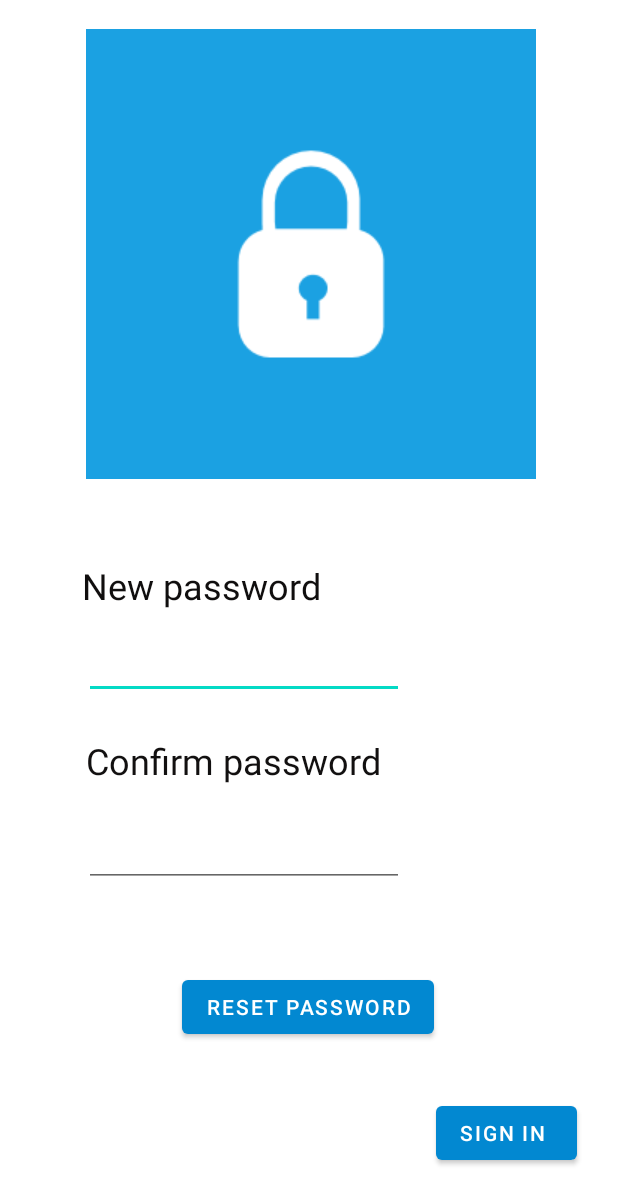
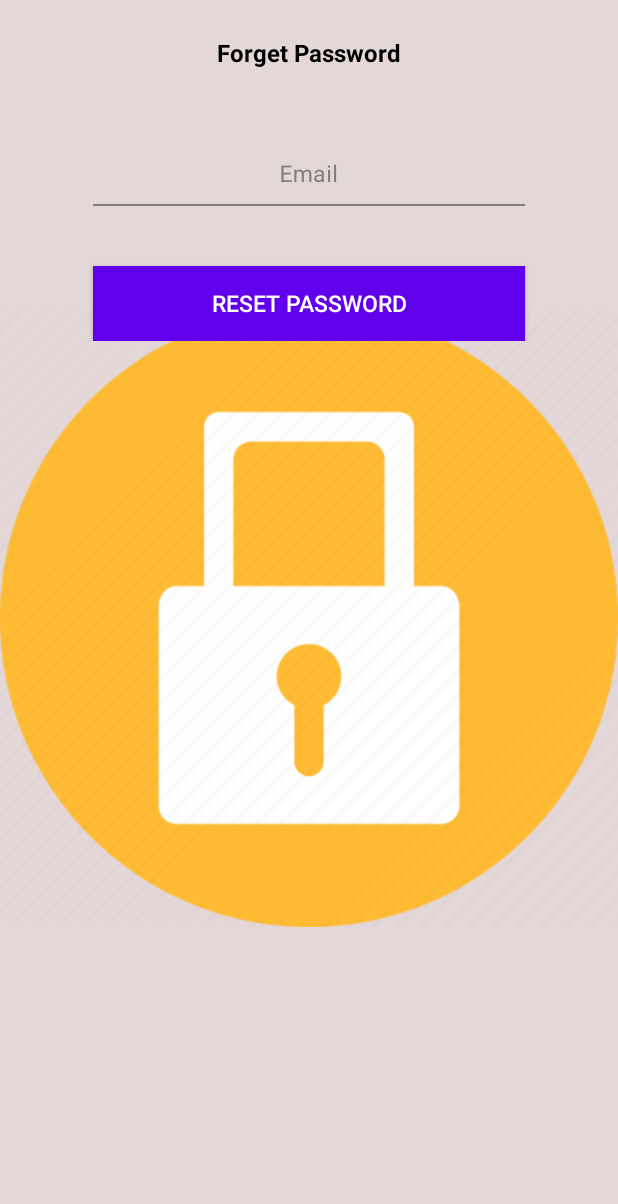
Before and after one commit to Akhila-111/Write-Out, an Android app: the layout forgot_password_file.xml on its own in the app's theme, with its tools: preview values and no code run, on a phone screen of 412 x 824 dp. Shown: the top 1204 px of the screen. Run offline under Robolectric (Android 15) with nearby library versions, the phone set to English and light mode, and no system bars.

Commit message:
PasswordActivity

```diff
--- a/app/build.gradle
+++ b/app/build.gradle
@@ -35,6 +35,8 @@ dependencies {
     implementation 'androidx.constraintlayout:constraintlayout:2.1.3'
     implementation 'com.google.firebase:firebase-auth:21.0.2'
     implementation 'androidx.legacy:legacy-support-v4:1.0.0'
+    implementation 'com.google.android.material:material:1.1.0'
+    implementation 'com.google.firebase:firebase-database:20.0.4'
     testImplementation 'junit:junit:4.13.2'
     androidTestImplementation 'androidx.test.ext:junit:1.1.3'
     androidTestImplementation 'androidx.test.espresso:espresso-core:3.4.0'
--- a/app/src/main/AndroidManifest.xml
+++ b/app/src/main/AndroidManifest.xml
@@ -11,6 +11,7 @@
         android:theme="@style/Theme.Write_Out">
         <activity
             android:name=".SignUpActivity"
+            android:exported="true"
             />
         <activity
             android:name=".MainActivity"
--- a/app/src/main/java/com/example/write_out/LoginActivity.java
+++ b/app/src/main/java/com/example/write_out/LoginActivity.java
@@ -7,8 +7,10 @@ import android.annotation.SuppressLint;
 import android.content.Intent;
 import android.os.Bundle;
 import android.text.TextUtils;
+import android.view.View;
 import android.widget.Button;
 import android.widget.EditText;
+import android.widget.TextView;
 import android.widget.Toast;
 
 import com.google.android.gms.tasks.OnCompleteListener;
@@ -23,6 +25,7 @@ public class LoginActivity extends AppCompatActivity {
     EditText loginPassword;
     Button login;
     Button signUp;
+    TextView forgotPassword;
 
     FirebaseAuth mAuth ;
 
@@ -36,6 +39,7 @@ public class LoginActivity extends AppCompatActivity {
         loginPassword = findViewById(R.id.editTextTextPassword);
         login = findViewById(R.id.button);
         signUp = findViewById(R.id.button2);
+        forgotPassword = (Button) findViewById(R.id.button3);
 
         mAuth = FirebaseAuth.getInstance();
 
@@ -46,7 +50,16 @@ public class LoginActivity extends AppCompatActivity {
             startActivity(new Intent(LoginActivity.this,SignUpActivity.class));
         });
 
+        forgotPassword.setOnClickListener(new View.OnClickListener() {
+            @Override
+            public void onClick(View v) {
+                startActivity(new Intent(LoginActivity.this,PasswordActivity.class));
+            }
+        });
+
     }
+
+
 
     private void loginUser(){
         String email = loginEmail.getText().toString();
--- a/app/src/main/java/com/example/write_out/PasswordActivity.java
+++ b/app/src/main/java/com/example/write_out/PasswordActivity.java
@@ -1,2 +1,58 @@
-package com.example.write_out;public class PasswordActivity {
+package com.example.write_out;
+
+import android.content.Intent;
+import android.os.Bundle;
+import android.view.View;
+import android.widget.Button;
+import android.widget.EditText;
+import android.widget.Toast;
+
+import androidx.annotation.NonNull;
+import androidx.appcompat.app.AppCompatActivity;
+
+import com.google.android.gms.tasks.OnCompleteListener;
+import com.google.android.gms.tasks.Task;
+import com.google.firebase.auth.FirebaseAuth;
+
+public class PasswordActivity extends AppCompatActivity {
+
+    private EditText passEmail;
+    private Button resetPassword;
+    private FirebaseAuth firebaseAuth;
+
+    @Override
+    protected void onCreate (Bundle savedInstanceState){
+        super.onCreate(savedInstanceState);
+        setContentView(R.layout.forgot_password_file);
+
+        passEmail = findViewById(R.id.et_email);
+        resetPassword = findViewById(R.id.bt_forget);
+        firebaseAuth = FirebaseAuth.getInstance();
+
+        resetPassword.setOnClickListener(new View.OnClickListener() {
+            @Override
+            public void onClick(View view) {
+                String Email = passEmail.getText().toString().trim();
+
+                if(Email.equals("")){
+                    Toast.makeText(PasswordActivity.this, "Please enter your registered email ID", Toast.LENGTH_SHORT).show();
+
+                }else {
+                    firebaseAuth.sendPasswordResetEmail(Email).addOnCompleteListener(new OnCompleteListener<Void>() {
+                        @Override
+                        public void onComplete(@NonNull Task<Void> task) {
+                            if(task.isSuccessful()){
+                                Toast.makeText(PasswordActivity.this, "Password reset email sent", Toast.LENGTH_SHORT).show();
+                                finish();
+                                startActivity(new Intent(PasswordActivity.this,LoginActivity.class));
+                            }else{
+                                Toast.makeText(PasswordActivity.this, "Error in sending Password reset email", Toast.LENGTH_SHORT).show();
+
+                            }
+                        }
+                    });
+                }
+            }
+        });
+    }
 }
--- a/app/src/main/java/com/example/write_out/SignUpActivity.java
+++ b/app/src/main/java/com/example/write_out/SignUpActivity.java
@@ -24,6 +24,7 @@ public class SignUpActivity extends AppCompatActivity {
     Button LoginHere;
     Button btnRegister;
     FirebaseAuth mAuth;
+    EditText signUpUserName;
 
     @SuppressLint("WrongViewCast")
     @Override
--- a/app/src/main/res/layout/activity_main.xml
+++ b/app/src/main/res/layout/activity_main.xml
@@ -29,7 +29,7 @@
         android:layout_height="wrap_content"
         app:layout_constraintBottom_toBottomOf="parent"
         app:layout_constraintEnd_toEndOf="parent"
-        app:layout_constraintHorizontal_bias="0.0"
+        app:layout_constraintHorizontal_bias="1.0"
         app:layout_constraintStart_toStartOf="parent"
         app:layout_constraintTop_toTopOf="parent"
         app:layout_constraintVertical_bias="0.0">
@@ -62,6 +62,18 @@
         app:layout_constraintEnd_toEndOf="parent"
         app:layout_constraintHorizontal_bias="1.0"
         app:layout_constraintStart_toStartOf="parent"
-        app:layout_constraintTop_toBottomOf="@+id/tabLayout" />
+        app:layout_constraintTop_toBottomOf="@+id/tabLayout">
+
+
+        <com.google.android.material.floatingactionbutton.FloatingActionButton
+            android:id="@+id/floatingActionButton"
+            android:layout_width="wrap_content"
+            android:layout_height="wrap_content"
+            android:layout_marginTop="627dp"
+            android:clickable="true"
+            app:srcCompat="@android:drawable/ic_menu_mylocation"
+            tools:ignore="UnknownId" />
+    </androidx.viewpager.widget.ViewPager>
+
 
 </androidx.constraintlayout.widget.ConstraintLayout>
--- a/app/src/main/res/layout/forgot_password_file.xml
+++ b/app/src/main/res/layout/forgot_password_file.xml
@@ -3,98 +3,85 @@
     xmlns:app="http://schemas.android.com/apk/res-auto"
     xmlns:tools="http://schemas.android.com/tools"
     android:layout_width="match_parent"
-    android:layout_height="match_parent">
+    android:layout_height="match_parent"
+    android:background="#E4D7D7"
+    tools:context=".MainActivity">
 
     <ImageView
-        android:id="@+id/imageView3"
+        android:layout_width="match_parent"
+        android:layout_height="match_parent"
+        android:src="@drawable/forgotpass" />
+
+    <TextView
+        android:id="@+id/tv_heading"
         android:layout_width="wrap_content"
         android:layout_height="wrap_content"
-        android:src="@drawable/forgot_password_pic"
-        app:layout_constraintBottom_toBottomOf="parent"
+        android:layout_marginTop="24dp"
+        android:text="Forget Password"
+        android:textColor="#000"
+        android:textSize="16sp"
+        android:textStyle="bold"
         app:layout_constraintEnd_toEndOf="parent"
-        app:layout_constraintHorizontal_bias="0.513"
         app:layout_constraintStart_toStartOf="parent"
-        app:layout_constraintTop_toTopOf="parent"
-        app:layout_constraintVertical_bias="0.037" />
+        app:layout_constraintTop_toTopOf="parent" />
 
-    <TextView
-        android:id="@+id/textView6"
-        android:layout_width="wrap_content"
+    <ScrollView
+        android:layout_width="match_parent"
         android:layout_height="wrap_content"
-        android:text="New password"
-        android:textColor="#100E0E"
-        android:textSize="24sp"
-        app:layout_constraintBottom_toBottomOf="parent"
-        app:layout_constraintEnd_toEndOf="parent"
-        app:layout_constraintHorizontal_bias="0.217"
-        app:layout_constraintStart_toStartOf="parent"
-        app:layout_constraintTop_toTopOf="parent"
-        app:layout_constraintVertical_bias="0.473" />
+        app:layout_constraintTop_toBottomOf="@id/tv_heading">
 
-    <EditText
-        android:id="@+id/editTextTextPassword3"
-        android:layout_width="wrap_content"
-        android:layout_height="wrap_content"
-        android:ems="10"
-        android:inputType="textPassword"
-        app:layout_constraintBottom_toBottomOf="parent"
-        app:layout_constraintEnd_toEndOf="parent"
-        app:layout_constraintHorizontal_bias="0.283"
-        app:layout_constraintStart_toStartOf="parent"
-        app:layout_constraintTop_toTopOf="parent"
-        app:layout_constraintVertical_bias="0.54" />
+        <androidx.constraintlayout.widget.ConstraintLayout
+            android:layout_width="match_parent"
+            android:layout_height="match_parent"
+            android:focusable="true"
+            android:focusableInTouchMode="true">
 
-    <TextView
-        android:id="@+id/textView7"
-        android:layout_width="wrap_content"
-        android:layout_height="wrap_content"
-        android:text="Confirm password"
-        android:textColor="#121010"
-        android:textSize="24sp"
-        app:layout_constraintBottom_toBottomOf="parent"
-        app:layout_constraintEnd_toEndOf="parent"
-        app:layout_constraintHorizontal_bias="0.265"
-        app:layout_constraintStart_toStartOf="parent"
-        app:layout_constraintTop_toTopOf="parent"
-        app:layout_constraintVertical_bias="0.62" />
+            <com.google.android.material.textfield.TextInputLayout
+                android:id="@+id/layout_email"
+                android:layout_width="0dp"
+                android:layout_height="wrap_content"
+                android:layout_marginTop="50dp"
+                android:textColorHint="#808080"
+                app:layout_constraintEnd_toEndOf="parent"
+                app:layout_constraintStart_toStartOf="parent"
+                app:layout_constraintTop_toTopOf="parent"
+                app:layout_constraintWidth_percent="0.7">
 
-    <EditText
-        android:id="@+id/editTextTextPassword4"
-        android:layout_width="wrap_content"
-        android:layout_height="wrap_content"
-        android:ems="10"
-        android:inputType="textPassword"
-        app:layout_constraintBottom_toBottomOf="parent"
-        app:layout_constraintEnd_toEndOf="parent"
-        app:layout_constraintHorizontal_bias="0.283"
-        app:layout_constraintStart_toStartOf="parent"
-        app:layout_constraintTop_toTopOf="parent"
-        app:layout_constraintVertical_bias="0.701" />
+                <EditText
+                    android:id="@+id/et_email"
+                    android:layout_width="match_parent"
+                    android:layout_height="wrap_content"
+                    android:background="#00000000"
+                    android:gravity="center"
+                    android:hint="Email"
+                    android:inputType="textEmailAddress"
+                    android:padding="10dp"
+                    android:textColor="#000000"
+                    android:textColorHint="#808080"
+                    android:textSize="15sp" />
+            </com.google.android.material.textfield.TextInputLayout>
 
-    <Button
-        android:id="@+id/button6"
-        android:layout_width="wrap_content"
-        android:layout_height="wrap_content"
-        android:text="Reset password"
-        app:backgroundTint="#0288D1"
-        app:layout_constraintBottom_toBottomOf="parent"
-        app:layout_constraintEnd_toEndOf="parent"
-        app:layout_constraintHorizontal_bias="0.497"
-        app:layout_constraintStart_toStartOf="parent"
-        app:layout_constraintTop_toTopOf="parent"
-        app:layout_constraintVertical_bias="0.834" />
 
-    <Button
-        android:id="@+id/button7"
-        android:layout_width="wrap_content"
-        android:layout_height="wrap_content"
-        android:layout_marginTop="36dp"
-        android:text="Sign in "
-        app:backgroundTint="#0288D1"
-        app:layout_constraintBottom_toBottomOf="parent"
-        app:layout_constraintEnd_toEndOf="parent"
-        app:layout_constraintHorizontal_bias="0.914"
-        app:layout_constraintStart_toStartOf="parent"
-        app:layout_constraintTop_toBottomOf="@+id/button6"
-        app:layout_constraintVertical_bias="0.0" />
+            <Button
+                android:id="@+id/bt_forget"
+                style="?android:attr/borderlessButtonStyle"
+                android:layout_width="0dp"
+                android:layout_height="50dp"
+                android:layout_marginTop="40dp"
+                android:background="@color/black"
+                android:elevation="2dp"
+                android:text="RESET PASSWORD"
+                android:textAllCaps="false"
+                android:textColor="#FFFFFF"
+                android:textSize="15sp"
+                app:layout_constraintEnd_toEndOf="parent"
+                app:layout_constraintStart_toStartOf="parent"
+                app:layout_constraintTop_toBottomOf="@+id/layout_email"
+                app:layout_constraintWidth_percent="0.7" />
+
+
+        </androidx.constraintlayout.widget.ConstraintLayout>
+
+    </ScrollView>
+
 </androidx.constraintlayout.widget.ConstraintLayout>
--- a/app/src/main/res/layout/sign_up_file.xml
+++ b/app/src/main/res/layout/sign_up_file.xml
@@ -97,7 +97,7 @@
         app:layout_constraintHorizontal_bias="0.135"
         app:layout_constraintStart_toStartOf="@+id/imageView2"
         app:layout_constraintTop_toTopOf="parent"
-        app:layout_constraintVertical_bias="0.684" />
+        app:layout_constraintVertical_bias="0.819" />
 
     <Button
         android:id="@+id/button5"
@@ -107,9 +107,9 @@
         app:backgroundTint="#36FFFFFF"
         app:layout_constraintBottom_toBottomOf="parent"
         app:layout_constraintEnd_toEndOf="parent"
-        app:layout_constraintHorizontal_bias="0.666"
+        app:layout_constraintHorizontal_bias="0.68"
         app:layout_constraintStart_toStartOf="parent"
         app:layout_constraintTop_toTopOf="parent"
-        app:layout_constraintVertical_bias="0.695" />
+        app:layout_constraintVertical_bias="0.833" />
 
 </androidx.constraintlayout.widget.ConstraintLayout>
```
